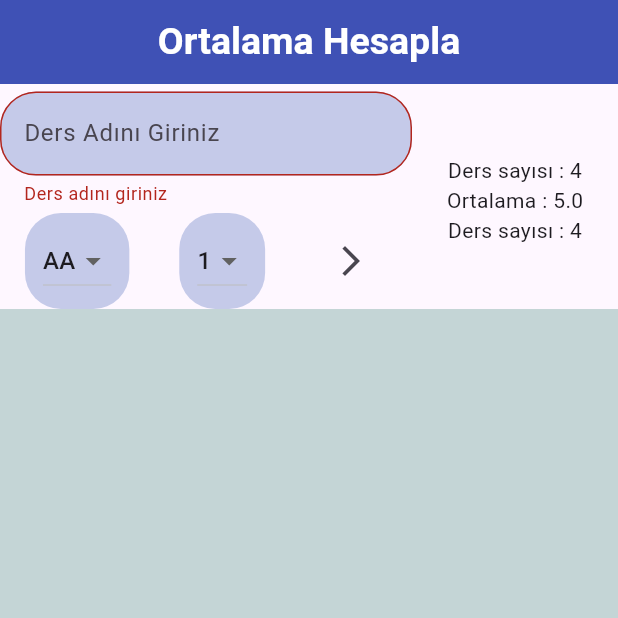
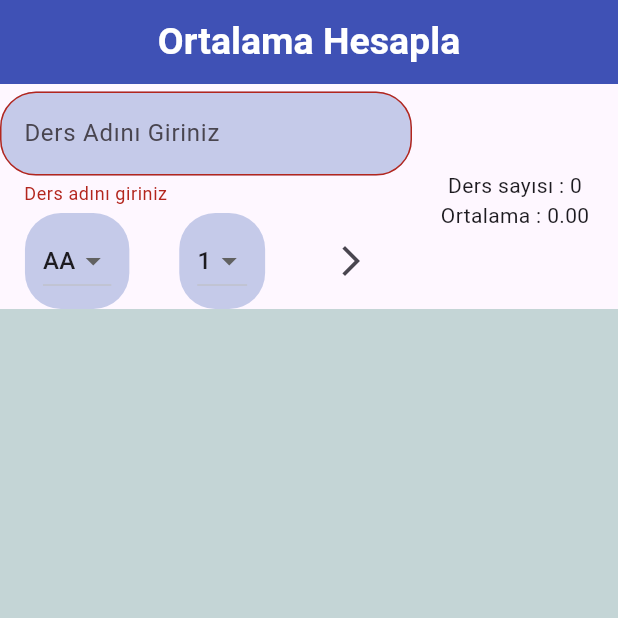
Before and after one commit to Erkan3034/Dart_Exercises, a Flutter app: the screen it shows after launch, after a tap on the "arrow forward ios" icon, on a phone screen of 412 x 824 dp, the top half of it. Run offline on Flutter 3.47's test engine with Material 3 defaults, Android fonts, the phone set to English and light mode, and no system bars; our stand-ins replace flutter_slidable, hive_flutter; accounts and stored records are empty.

Commit message:
feat: Refactor OrtalamaGoster widget to format average display and update OrtalamaHesaplamaPage to use dynamic data

```diff
--- a/notapp/lib/widgets/ortalama_goster.dart
+++ b/notapp/lib/widgets/ortalama_goster.dart
@@ -4,19 +4,18 @@ class OrtalamaGoster extends StatelessWidget {
   final double ortalama;
   final int dersSayisi;
 
-  const OrtalamaGoster({ //constructor
+  const OrtalamaGoster({
     super.key,
     required this.ortalama,
-    required this.dersSayisi}
-    );
+    required this.dersSayisi,
+  });
 
   @override
   Widget build(BuildContext context) {
     return Column(
       children: [
         Text("Ders sayısı : $dersSayisi"),
-        Text("Ortalama : $ortalama"),
-        Text("Ders sayısı : $dersSayisi"),
+        Text("Ortalama : ${ortalama.toStringAsFixed(2)}"), // toStringAsFixed(2) -> ortalamayi 2 ondalik basamakla gosterir
       ],
     );
   }
--- a/notapp/lib/widgets/ortalama_hesaplama_page.dart
+++ b/notapp/lib/widgets/ortalama_hesaplama_page.dart
@@ -36,17 +36,22 @@ class OrtalamaHesaplamaPageState extends State<OrtalamaHesaplamaPage> {
               ),
           Expanded(// Expanded widgeti, Columnun geri kalan alanini kaplamasini saglar
             flex: 1,
-            child: OrtalamaGoster(ortalama: 5, dersSayisi: 4), // OrtalamaGoster widgeti, ortalama ve ders sayisi bilgilerini gosterir, bu bilgileri parametre olarak alir
+            child: OrtalamaGoster(ortalama: DataHelper.ortalamaHesapla(), dersSayisi: DataHelper.tumEklenenDersler.length), // OrtalamaGoster widgeti, ortalama ve ders sayisi bilgilerini gosterir, bu bilgileri parametre olarak alir
           ),
   ],
           ),
 
+
           Expanded(child: Container(
             color:  const Color.fromARGB(255, 196, 213, 214),
-            child: ListView.builder(
-              itemCount: DataHelper.tumEklenenDersler.length, // ListView.builderin itemCount parametresi, ListViewde kac tane eleman olacagini belirler, bu deger DataHelper sinifinin tumEklenenDersler listesinin uzunlugu kadar olmalidir cunku bu liste eklenen dersleri tutar
-              itemBuilder: (context, index){ // ListView.builderin itemBuilder parametresi, ListViewdeki her bir eleman icin cagrilir, bu fonksiyonun iki parametresi vardir, context ve index, context widgetin bulundugu konumu belirtir, index ise o anki elemanin indexini belirtir
-                var oAnkiDers = DataHelper.tumEklenenDersler[index]; // oAnkiDers degiskeni, o anki elemanin bilgilerini tutar, bu bilgiler DataHelper sinifinin tumEklenenDersler listesinden index ile alinir
+            child: ListView.separated(
+              itemCount: DataHelper.tumEklenenDersler.length, // ders sayisi
+              separatorBuilder: (context, index) => Divider(
+                color: Sabitler.anaRenk, // bölmecinin rengi
+                thickness: 1.5, // bölmecinin kalınlığı
+              ), // her eleman arasina bölmeci ekler
+              itemBuilder: (context, index){ // contex -> konum. index -> o anki elemanin index
+                var oAnkiDers = DataHelper.tumEklenenDersler[index];
                 return _buildListTile(oAnkiDers); // _buildListTile fonksiyonu, o anki dersin bilgilerini gosterir, bu fonksiyonun parametresi oAnkiDers degiskenidir
               },
             ),
@@ -77,6 +82,7 @@ class OrtalamaHesaplamaPageState extends State<OrtalamaHesaplamaPage> {
       );
   }
 
+  // ignore: strict_top_level_inference
   _buildTextFormField() {
 
     return TextFormField(
@@ -104,7 +110,7 @@ class OrtalamaHesaplamaPageState extends State<OrtalamaHesaplamaPage> {
 
   }
 
-  _buildHarfler() {
+  Container _buildHarfler() {
 
     return Container(
       padding: EdgeInsets.symmetric(horizontal: 12, vertical: 8),
@@ -134,7 +140,7 @@ class OrtalamaHesaplamaPageState extends State<OrtalamaHesaplamaPage> {
     );
   }
 
-  _buildKrediler() {
+  Container _buildKrediler() {
     return Container(
       padding: EdgeInsets.symmetric(horizontal: 12, vertical: 8),
       decoration: BoxDecoration(
@@ -165,9 +171,9 @@ class OrtalamaHesaplamaPageState extends State<OrtalamaHesaplamaPage> {
 
   void _dersEkleVeOrtalamaHesapla() {
 
-    if(formkey!.currentState!.validate()){ // formkeynin currentStateinin validate fonksiyonu, formun gecerli olup olmadigini kontrol eder, eger form gecerliyse true degerini dondurur
-     formkey!.currentState!.save(); // formkeynin currentStateinin save fonksiyonu, formun onSaved fonksiyonunu cagirir, bu sayede formdaki textFormFieldlerin onSaved fonksiyonlari cagrilir ve bu fonksiyonlarda textFormFieldlerin girdigi degerler alinir
-     formkey!.currentState!.reset(); // formkeynin currentStateinin reset fonksiyonu, formu resetler, bu sayede formdaki textFormFieldlerin girdigi degerler temizlenir ve form tekrar bos hale gelir
+    if(formkey.currentState!.validate()){ // formkeynin currentStateinin validate fonksiyonu, formun gecerli olup olmadigini kontrol eder, eger form gecerliyse true degerini dondurur
+     formkey.currentState!.save(); // formkeynin currentStateinin save fonksiyonu, formun onSaved fonksiyonunu cagirir, bu sayede formdaki textFormFieldlerin onSaved fonksiyonlari cagrilir ve bu fonksiyonlarda textFormFieldlerin girdigi degerler alinir
+     formkey.currentState!.reset(); // formkeynin currentStateinin reset fonksiyonu, formu resetler, bu sayede formdaki textFormFieldlerin girdigi degerler temizlenir ve form tekrar bos hale gelir
      var eklenecekDers = Ders(
       ad: girilenDersAdi,
       harfDegeri: secilendeger,
@@ -179,7 +185,7 @@ class OrtalamaHesaplamaPageState extends State<OrtalamaHesaplamaPage> {
     }
   }
 
-  _buildListTile(Ders oAnkiDers) {
+   ListTile _buildListTile(Ders oAnkiDers) {
     return ListTile(
 
       title: Text(oAnkiDers.ad , style: TextStyle(color: const Color.fromARGB(255, 2, 99, 18), fontSize: 20, fontWeight: FontWeight.bold), ),
```
